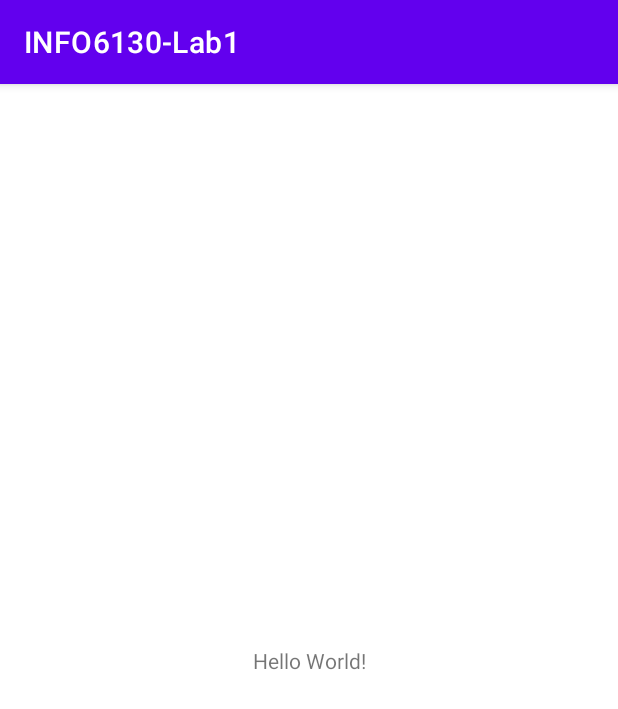
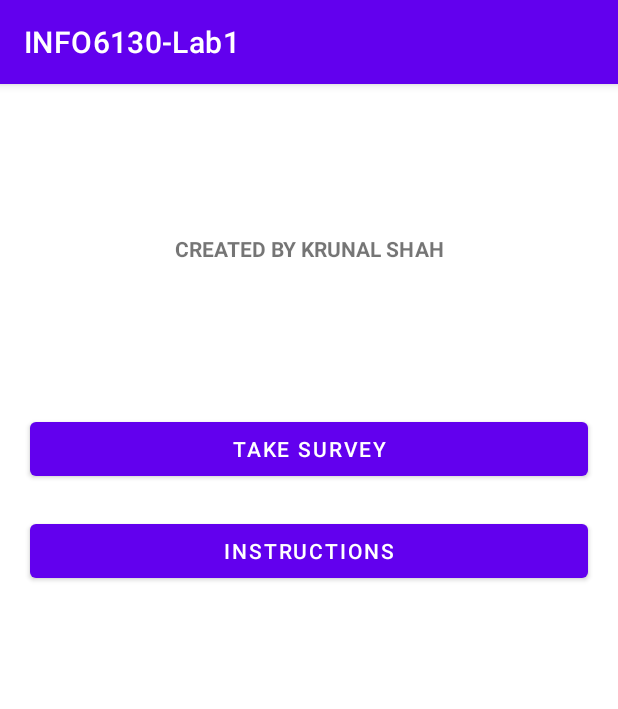
Before and after one commit to KingstonKrunal/INFO6130-Lab1, an Android app: the screen it shows after launch (MainActivity), on a phone screen of 412 x 824 dp. Shown: the top 709 px of the screen. Run offline under Robolectric (Android 15) with nearby library versions, the phone set to English and light mode, and no system bars.

Commit message:
Home view is done

```diff
--- a/app/src/main/res/layout/activity_main.xml
+++ b/app/src/main/res/layout/activity_main.xml
@@ -7,12 +7,41 @@
     tools:context=".MainActivity">
 
     <TextView
-        android:layout_width="wrap_content"
+        android:id="@+id/textView"
+        android:layout_width="0dp"
         android:layout_height="wrap_content"
-        android:text="Hello World!"
-        app:layout_constraintBottom_toBottomOf="parent"
-        app:layout_constraintLeft_toLeftOf="parent"
-        app:layout_constraintRight_toRightOf="parent"
+        android:layout_marginStart="20dp"
+        android:layout_marginTop="100dp"
+        android:layout_marginEnd="20dp"
+        android:text="@string/created_by_krunal_shah"
+        android:textAlignment="center"
+        android:textAllCaps="true"
+        android:textStyle="bold"
+        app:layout_constraintEnd_toEndOf="parent"
+        app:layout_constraintStart_toStartOf="parent"
         app:layout_constraintTop_toTopOf="parent" />
 
+    <Button
+        android:id="@+id/button"
+        android:layout_width="0dp"
+        android:layout_height="wrap_content"
+        android:layout_marginStart="20dp"
+        android:layout_marginTop="100dp"
+        android:layout_marginEnd="20dp"
+        android:text="@string/take_survey"
+        app:layout_constraintEnd_toEndOf="parent"
+        app:layout_constraintStart_toStartOf="parent"
+        app:layout_constraintTop_toBottomOf="@+id/textView" />
+
+    <Button
+        android:id="@+id/button2"
+        android:layout_width="0dp"
+        android:layout_height="wrap_content"
+        android:layout_marginStart="20dp"
+        android:layout_marginTop="20dp"
+        android:layout_marginEnd="20dp"
+        android:text="@string/instructions"
+        app:layout_constraintEnd_toEndOf="parent"
+        app:layout_constraintStart_toStartOf="parent"
+        app:layout_constraintTop_toBottomOf="@+id/button" />
 </androidx.constraintlayout.widget.ConstraintLayout>
--- a/app/src/main/res/values/strings.xml
+++ b/app/src/main/res/values/strings.xml
@@ -1,3 +1,6 @@
-<resources>
-    <string name="app_name">INFO6130-Lab1</string>
+<resources xmlns:tools="http://schemas.android.com/tools">
+    <string name="app_name" tools:ignore="Typos">INFO6130-Lab1</string>
+    <string name="created_by_krunal_shah">Created by Krunal Shah</string>
+    <string name="take_survey">Take Survey</string>
+    <string name="instructions">Instructions</string>
 </resources>
```
